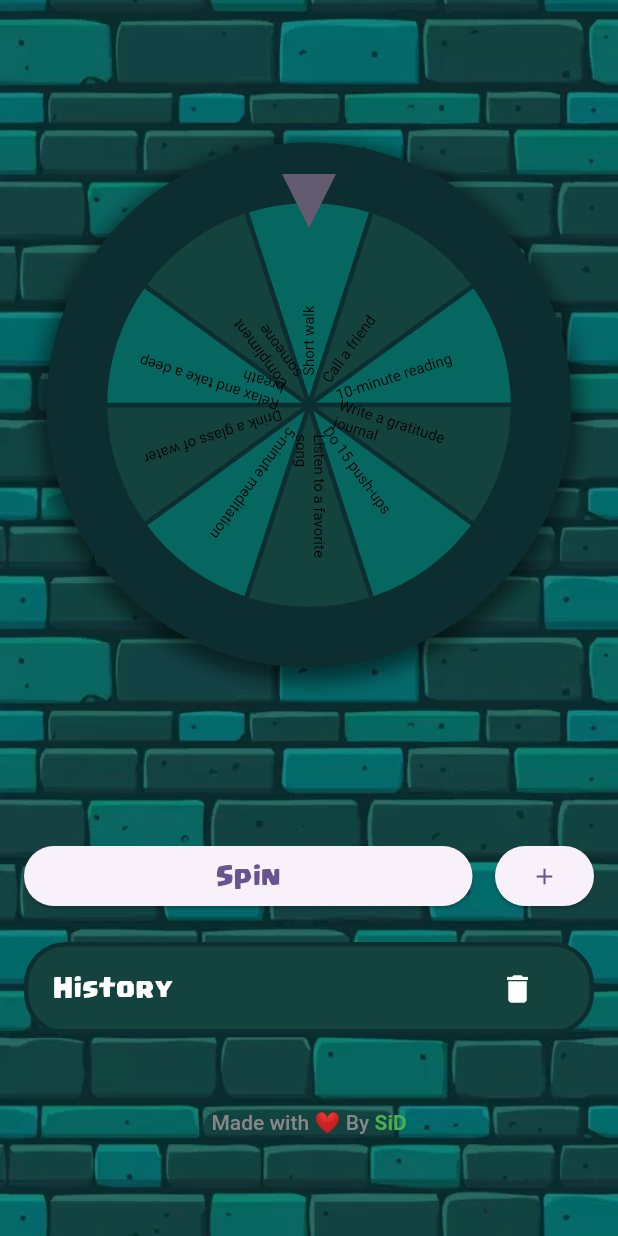
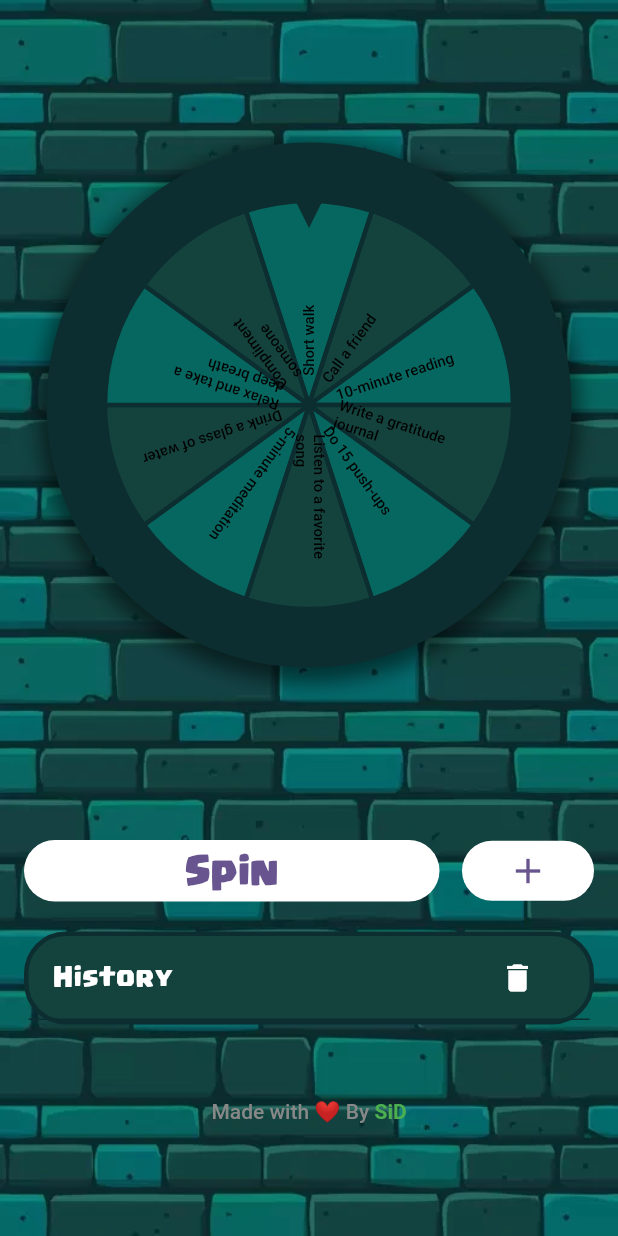
Before and after one commit to siddastic/code_frame, a Flutter app: the GameScreen screen opened by its route, on a phone screen of 412 x 824 dp. Run offline on Flutter 3.47's test engine with Material 3 defaults, Android fonts, the phone set to English and light mode, and no system bars; drawn by our look-alikes of flutter_animate, flutter_fortune_wheel; our stand-ins replace shimmer; missing offline and left inert: soundpool.

Commit message:
ui + anims

```diff
--- a/lib/main.dart
+++ b/lib/main.dart
@@ -3,9 +3,15 @@ import 'package:code_frame/providers/history_provider.dart';
 import 'package:code_frame/screens/game_screen.dart';
 import 'package:code_frame/screens/home.dart';
 import 'package:flutter/material.dart';
+import 'package:flutter/services.dart';
 import 'package:provider/provider.dart';
 
 void main() {
+  WidgetsFlutterBinding.ensureInitialized();
+  SystemChrome.setPreferredOrientations([
+    DeviceOrientation.portraitUp,
+    DeviceOrientation.portraitDown,
+  ]);
   runApp(
     MultiProvider(
       providers: [
--- a/lib/screens/game_screen.dart
+++ b/lib/screens/game_screen.dart
@@ -9,12 +9,14 @@ import 'package:code_frame/providers/action_provider.dart';
 import 'package:code_frame/providers/history_provider.dart';
 import 'package:code_frame/widgets/background.dart';
 import 'package:code_frame/widgets/edit_action.dart';
+import 'package:code_frame/widgets/game_button.dart';
 import 'package:code_frame/widgets/history_list.dart';
 import 'package:code_frame/widgets/space.dart';
-import 'package:code_frame/widgets/touchable_opacity.dart';
 import 'package:code_frame/widgets/win_dialog.dart';
+import 'package:flutter/cupertino.dart';
 import 'package:flutter/material.dart';
 import 'package:flutter/services.dart';
+import 'package:flutter_animate/flutter_animate.dart';
 import 'package:flutter_fortune_wheel/flutter_fortune_wheel.dart';
 import 'package:provider/provider.dart';
 import 'package:soundpool/soundpool.dart';
@@ -29,8 +31,8 @@ class GameScreen extends StatefulWidget {
 
 class _GameScreenState extends State<GameScreen> {
   TextEditingController addActionController = TextEditingController();
-  StreamController<int> selected = StreamController<int>();
-
+  StreamController<int> wheelStream = StreamController<int>();
+  bool isSpinning = false;
   Soundpool pool = Soundpool.fromOptions(
     options: const SoundpoolOptions(
       streamType: StreamType.music,
@@ -96,6 +98,31 @@ class _GameScreenState extends State<GameScreen> {
     );
   }
 
+  void spinWheel(
+      ActionsProvider actionsProvider, HistoryProvider historyProvider) async {
+    if (isSpinning) return;
+    setState(() {
+      isSpinning = true;
+    });
+    currentWheelIndex = Random().nextInt(actionsProvider.actions.length);
+    wheelStream.add(currentWheelIndex);
+    await Future.delayed(const Duration(seconds: 5));
+    await showDialog(
+      context: context,
+      useSafeArea: false,
+      builder: (ctx) {
+        return WinDialog(
+          endAnimColor: Colors.amber,
+          message: "${actionsProvider.actions[currentWheelIndex]}!",
+        );
+      },
+    );
+    historyProvider.addAction(actionsProvider.actions[currentWheelIndex]);
+    setState(() {
+      isSpinning = false;
+    });
+  }
+
   @override
   Widget build(BuildContext context) {
     var actionsProvider = Provider.of<ActionsProvider>(context);
@@ -130,7 +157,7 @@ class _GameScreenState extends State<GameScreen> {
                   ),
                   duration: const Duration(seconds: 5),
                   onFling: () {
-                    selected.add(currentWheelIndex);
+                    wheelStream.add(currentWheelIndex);
                   },
                   onAnimationStart: () {
                     _spinSoundId != null ? pool.play(_spinSoundId!) : null;
@@ -139,7 +166,7 @@ class _GameScreenState extends State<GameScreen> {
                     _winSoundId != null ? pool.play(_winSoundId!) : null;
                   },
                   animateFirst: false,
-                  selected: selected.stream,
+                  selected: wheelStream.stream,
                   items: [
                     for (var i = 0; i < actionsProvider.actions.length; i++)
                       FortuneItem(
@@ -179,52 +206,51 @@ class _GameScreenState extends State<GameScreen> {
                           textStyle: const TextStyle(
                             fontSize: 10,
                             color: Colors.black,
+                            fontWeight: FontWeight.w500,
                           ),
                         ),
                         child: Text(actionsProvider.actions[i]),
                       ),
                   ],
+                  indicators: const [
+                    FortuneIndicator(
+                      alignment: Alignment.topCenter,
+                      child: TriangleIndicator(
+                        color: ConstantColors.tileDarkest,
+                      ),
+                    ),
+                  ],
                 ),
               ),
-            ),
+            ).animate().fadeIn(),
             const Space(20),
             Row(
               children: [
                 Expanded(
-                  child: ElevatedButton(
-                    onPressed: () async {
-                      currentWheelIndex =
-                          Random().nextInt(actionsProvider.actions.length);
-                      selected.add(currentWheelIndex);
-                      await Future.delayed(const Duration(seconds: 5));
-                      await showDialog(
-                        context: context,
-                        useSafeArea: false,
-                        builder: (ctx) {
-                          return WinDialog(
-                            endAnimColor: Colors.amber,
-                            message:
-                                "${actionsProvider.actions[currentWheelIndex]}!",
-                          );
-                        },
-                      );
-                      historyProvider.addAction(
-                          actionsProvider.actions[currentWheelIndex]);
-                    },
-                    child: const Text("Spin"),
+                  child: GameButton(
+                    onPressed: () =>
+                        spinWheel(actionsProvider, historyProvider),
+                    label: "Spin",
+                    child: isSpinning
+                        ? const CupertinoActivityIndicator(
+                            radius: 15,
+                          )
+                        : null,
                   ),
                 ),
                 Space.horizontal,
-                ElevatedButton(
+                GameButton(
                   onPressed: showAddActionPromptDialog,
-                  child: const Icon(
+                  child: Icon(
                     Icons.add,
+                    color: Theme.of(context).primaryColor,
+                    size: 28,
                   ),
                 ),
               ],
-            ),
+            ).animate().fadeIn(delay: 100.ms),
             const Space(20),
-            const HistoryList(),
+            const HistoryList().animate().fadeIn(delay: 200.ms),
             const Space(50),
             const MadeWithLove(),
             const Space(20),
@@ -236,7 +262,7 @@ class _GameScreenState extends State<GameScreen> {
 
   @override
   void dispose() {
-    selected.close();
+    wheelStream.close();
     pool.dispose();
     super.dispose();
   }
--- /dev/null
+++ b/lib/widgets/game_button.dart
@@ -0,0 +1,83 @@
+import 'package:flutter/material.dart';
+import 'package:flutter_animate/flutter_animate.dart';
+
+class GameButton extends StatefulWidget {
+  final VoidCallback onPressed;
+  final String? label;
+  final Widget? child;
+  const GameButton({
+    required this.onPressed,
+    this.label,
+    this.child,
+    super.key,
+  });
+
+  @override
+  State<GameButton> createState() => _GameButtonState();
+}
+
+class _GameButtonState extends State<GameButton>
+    with SingleTickerProviderStateMixin {
+  late AnimationController _controller;
+
+  @override
+  void initState() {
+    super.initState();
+    _controller = AnimationController(vsync: this, duration: 50.milliseconds);
+  }
+
+  @override
+  void dispose() {
+    _controller.dispose();
+    super.dispose();
+  }
+
+  @override
+  Widget build(BuildContext context) {
+    assert(
+      widget.label != null || widget.child != null,
+      'You must provide either a label or a child widget',
+    );
+    return GestureDetector(
+      behavior: HitTestBehavior.opaque,
+      onTapDown: (_) {
+        _controller.forward();
+      },
+      onTapUp: (_) async {
+        _controller.reverse();
+        await Future.delayed(50.milliseconds);
+        widget.onPressed();
+      },
+      onTapCancel: () {
+        _controller.reverse();
+      },
+      child: ScaleTransition(
+        scale: Tween<double>(
+          begin: 1.0,
+          end: 0.7,
+        ).animate(_controller),
+        child: Container(
+          padding: const EdgeInsets.symmetric(
+            horizontal: 30,
+            vertical: 6,
+          ),
+          decoration: BoxDecoration(
+            color: Colors.white,
+            borderRadius: BorderRadius.circular(50),
+          ),
+          child: Center(
+            child: widget.child ??
+                Text(
+                  widget.label!,
+                  style: TextStyle(
+                    fontSize: 20,
+                    fontWeight: FontWeight.bold,
+                    color: Theme.of(context).primaryColor,
+                  ),
+                ),
+          ),
+        ),
+      ),
+    );
+  }
+}
--- a/pubspec.yaml
+++ b/pubspec.yaml
@@ -41,6 +41,7 @@ dependencies:
   soundpool: ^2.4.1
   shimmer: ^3.0.0
   provider: ^6.1.1
+  flutter_animate: ^4.2.0+1
 
 dev_dependencies:
   flutter_test:
```
Also changed, not shown: lib/screens/home.dart (+69 -7 lines), pubspec.lock.
